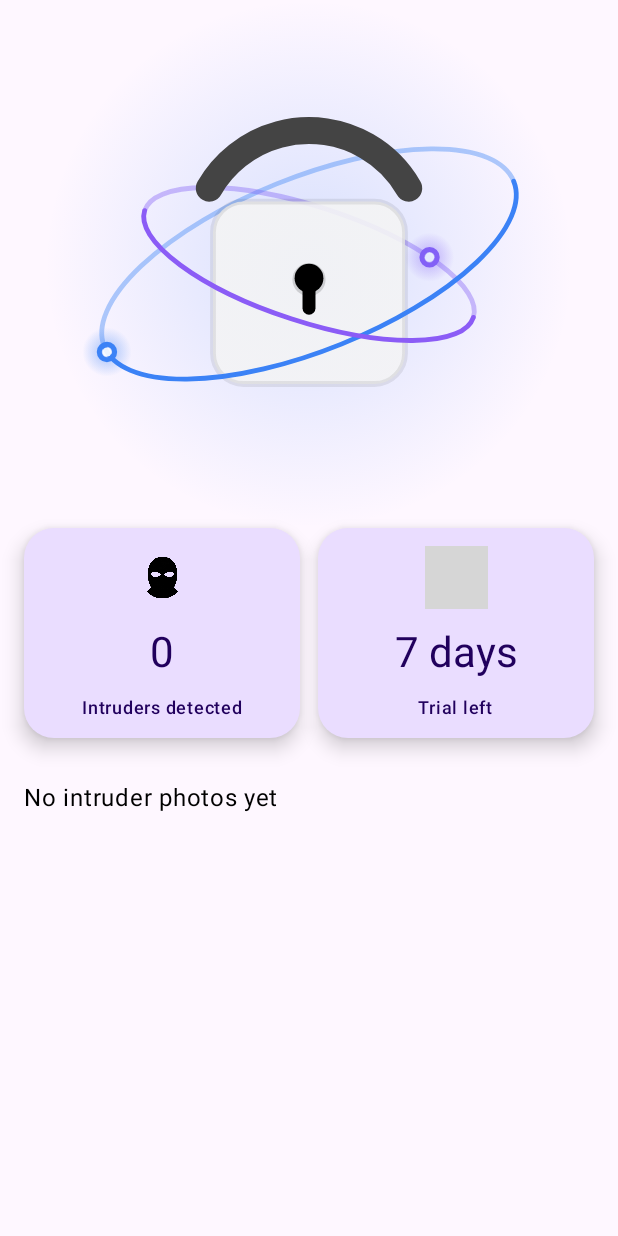
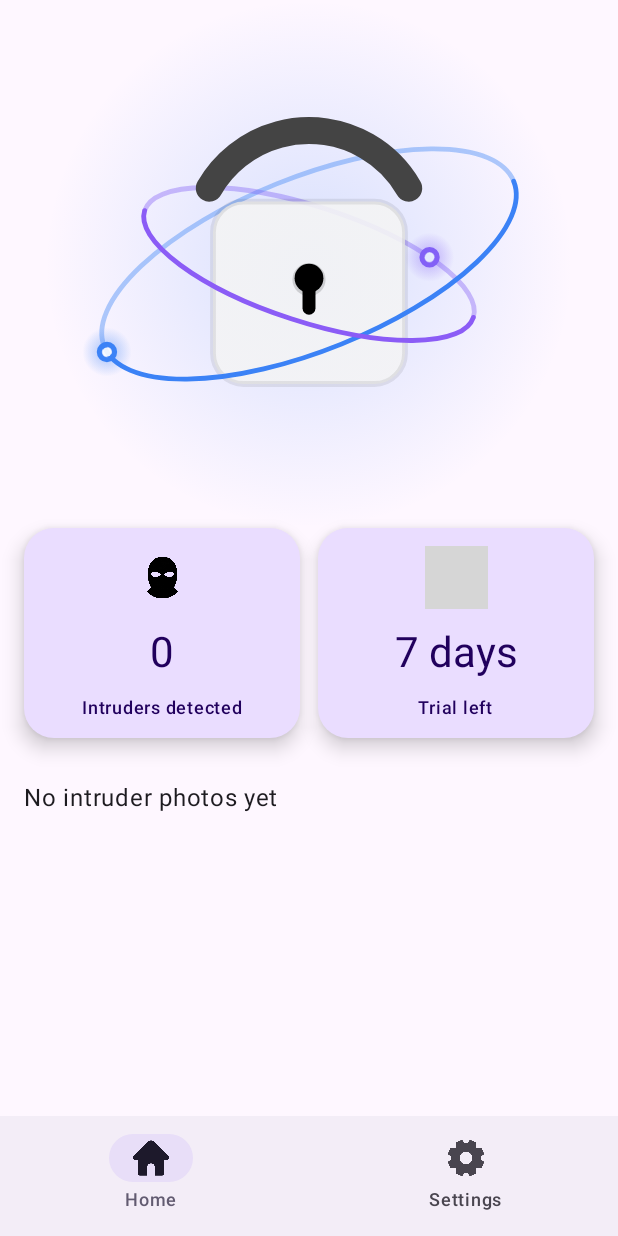
Before and after one commit to JayceFR/StepShadower, an Android app built with Jetpack Compose: the MainPage screen opened through its navigation route, on a phone screen of 412 x 824 dp. Run offline under Robolectric (Android 15) with nearby library versions, the phone set to English and light mode, and no system bars; our stand-ins replace accompanist; libraries missing offline, so code that uses them is left out: com.google.accompanist.navigation; grey boxes are pictures that could not be loaded.

Commit message:
added settings page

```diff
--- a/mobileApp/app/build.gradle.kts
+++ b/mobileApp/app/build.gradle.kts
@@ -106,4 +106,7 @@ dependencies {
 
     // Face analyser
     implementation("com.google.mlkit:face-detection:16.1.6")
+
+    // Animations for naivagation
+    implementation("com.google.accompanist:accompanist-navigation-animation:0.34.0")
 }
--- a/mobileApp/app/src/main/java/com/jaycefr/stepshadower/navigation/Navigation.kt
+++ b/mobileApp/app/src/main/java/com/jaycefr/stepshadower/navigation/Navigation.kt
@@ -20,6 +20,8 @@ import com.jaycefr.stepshadower.screens.OnboardingScreen
 import com.jaycefr.stepshadower.user.UserViewModel
 import com.jaycefr.stepshadower.permissions.PermissionScreen
 import com.jaycefr.stepshadower.permissions.buildRequiredPermissionList
+import com.jaycefr.stepshadower.screens.MainPage
+//import com.jaycefr.stepshadower.screens.Settings
 
 @Composable
 fun Navigation(appContext : Context){
@@ -91,7 +93,8 @@ fun Navigation(appContext : Context){
 
         // Final destination
         composable("home") {
-            HomePage()
+            MainPage()
         }
+
     }
 }
--- a/mobileApp/app/src/main/java/com/jaycefr/stepshadower/screens/HomePage.kt
+++ b/mobileApp/app/src/main/java/com/jaycefr/stepshadower/screens/HomePage.kt
@@ -18,6 +18,7 @@ import android.graphics.BitmapFactory
 import androidx.compose.foundation.background
 import androidx.compose.foundation.shape.RoundedCornerShape
 import androidx.compose.ui.res.painterResource
+import androidx.navigation.NavController
 import com.jaycefr.stepshadower.R
 import java.text.SimpleDateFormat
 import java.util.*
--- /dev/null
+++ b/mobileApp/app/src/main/java/com/jaycefr/stepshadower/screens/MainPage.kt
@@ -0,0 +1,91 @@
+package com.jaycefr.stepshadower.screens
+
+import androidx.compose.animation.ExperimentalAnimationApi
+import androidx.compose.animation.fadeIn
+import androidx.compose.animation.fadeOut
+import androidx.compose.animation.slideInHorizontally
+import androidx.compose.animation.slideOutHorizontally
+import androidx.compose.foundation.layout.padding
+import androidx.compose.foundation.layout.size
+import androidx.compose.material3.Icon
+import androidx.compose.material3.NavigationBar
+import androidx.compose.material3.NavigationBarItem
+import androidx.compose.material3.Scaffold
+import androidx.compose.material3.Text
+import androidx.compose.runtime.Composable
+import androidx.compose.runtime.collectAsState
+import androidx.compose.ui.Modifier
+import androidx.compose.ui.res.painterResource
+import androidx.compose.ui.unit.dp
+import androidx.navigation.NavController
+import androidx.navigation.compose.NavHost
+import androidx.navigation.compose.composable
+import androidx.navigation.compose.rememberNavController
+import com.google.accompanist.navigation.animation.AnimatedNavHost
+import com.jaycefr.stepshadower.R
+
+sealed class Screen(val route: String, val label: String, val icon: Int) {
+    object Home : Screen("home", "Home", R.drawable.home)
+    object Settings : Screen("settings", "Settings", R.drawable.cogwheel)
+}
+
+
+@OptIn(ExperimentalAnimationApi::class)
+@Composable
+fun MainPage(){
+    val navController = rememberNavController()
+    val items = listOf(Screen.Home, Screen.Settings)
+
+    Scaffold(
+        bottomBar = {
+            NavigationBar {
+                val currentRoute = navController.currentBackStackEntryFlow
+                    .collectAsState(initial = navController.currentBackStackEntry).value?.destination?.route
+
+                items.forEach { screen ->
+                    NavigationBarItem(
+                        icon = { Icon(painterResource(id = screen.icon), contentDescription = screen.label, modifier = Modifier.size(24.dp)) },
+                        label = { Text(screen.label) },
+                        selected = currentRoute == screen.route,
+                        onClick = {
+                            navController.navigate(screen.route) {
+                                // Avoid piling multiple copies of the same destination
+                                popUpTo(navController.graph.startDestinationId) {
+                                    saveState = true
+                                }
+                                launchSingleTop = true
+                                restoreState = true
+                            }
+                        }
+                    )
+                }
+            }
+        }
+    ) { paddingValues ->
+        AnimatedNavHost(
+            navController = navController,
+            startDestination = Screen.Home.route,
+            modifier = Modifier.padding(paddingValues)
+        ) {
+            composable(
+                route = Screen.Home.route,
+                enterTransition = { slideInHorizontally { it } + fadeIn() },
+                exitTransition = { slideOutHorizontally { -it } + fadeOut() },
+                popEnterTransition = { slideInHorizontally { -it } + fadeIn() },
+                popExitTransition = { slideOutHorizontally { it } + fadeOut() }
+            ) {
+                HomePage()
+            }
+
+            composable(
+                route = Screen.Settings.route,
+                enterTransition = { slideInHorizontally { it } + fadeIn() },
+                exitTransition = { slideOutHorizontally { -it } + fadeOut() },
+                popEnterTransition = { slideInHorizontally { -it } + fadeIn() },
+                popExitTransition = { slideOutHorizontally { it } + fadeOut() }
+            ) {
+                SettingsPage()
+            }
+        }
+    }
+}
```
Also changed, not shown: mobileApp/app/src/main/java/com/jaycefr/stepshadower/screens/Settings.kt (added, +121 -0 lines), mobileApp/app/src/main/res/drawable/cogwheel.png (added), mobileApp/app/src/main/res/drawable/home.png (added).
